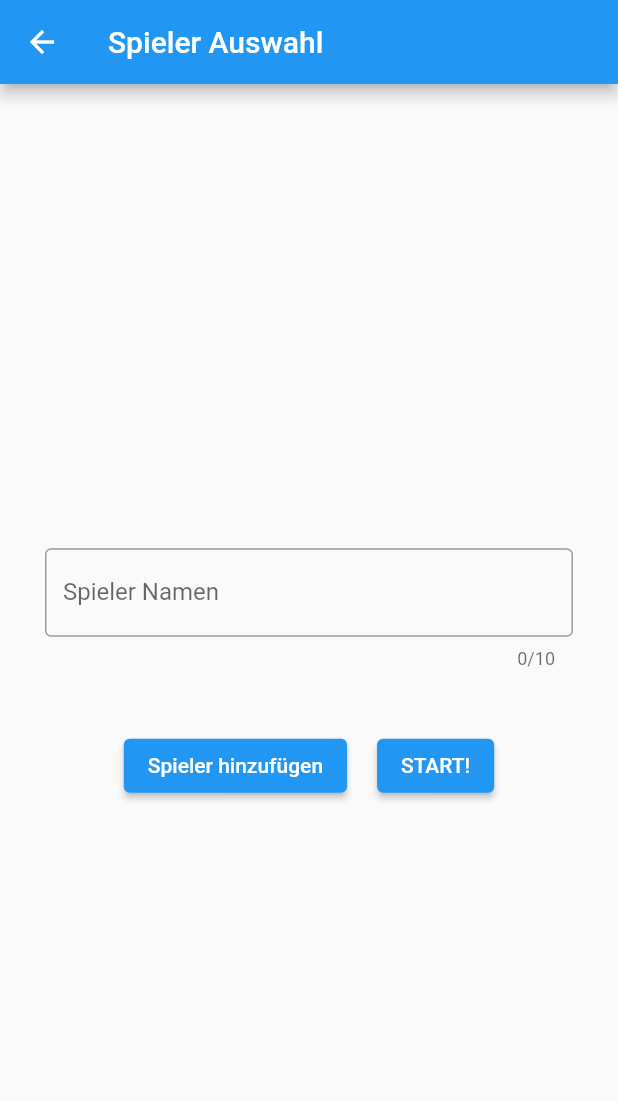
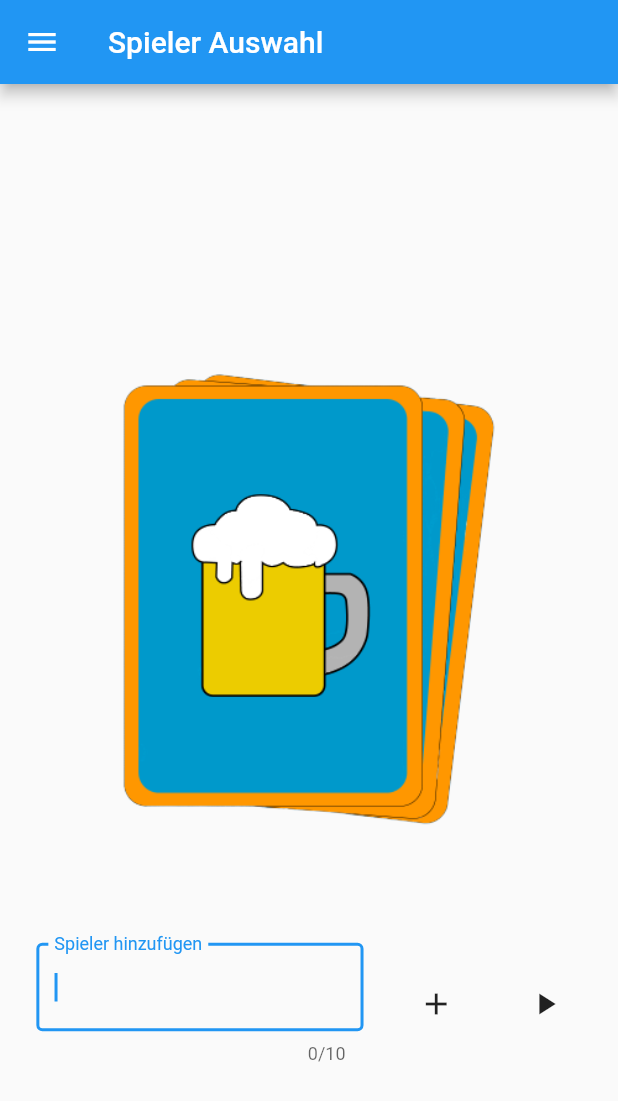
Before and after one commit to dasanten/YourDrinkinggame, a Flutter app: the PlayerInput screen opened directly, on a phone screen of 412 x 824 dp. Shown: the top 1101 px of the screen. Run offline on Flutter 3.47's test engine with Material 2 defaults, Android fonts, the phone set to English and light mode, and no system bars; our stand-ins replace sqflite; accounts and stored records are empty; network calls fail.

Commit message:
changed main menu

```diff
--- a/flutter_frontend/your_drinking_game_app/lib/game/PlayerInput.dart
+++ b/flutter_frontend/your_drinking_game_app/lib/game/PlayerInput.dart
@@ -1,4 +1,5 @@
 import 'package:flutter/material.dart';
+import 'package:your_drinking_game_app/cardSetsView/CardSetsTabView.dart';
 
 import 'CardDisplay.dart';
 
@@ -30,24 +31,66 @@ class _PlayerInputState extends State<PlayerInput> {
       appBar: AppBar(
         title: const Text("Spieler Auswahl"),
       ),
+      drawer: Drawer(
+        child: Column(
+          children: [
+            DrawerHeader(
+              child: Image.asset(
+              'assets/images/logoTransparent.jpg',
+              ),
+            ),
+            ListTile(
+              title: const Text("Kartensets"),
+              trailing: const Icon(Icons.folder),
+              onTap: () => Navigator.push(
+                context,
+                MaterialPageRoute(
+                builder: (context) => CardSetsTabView()),
+              ),
+            ),
+            ListTile(
+              title: const Text("Feedback !IN DEVELOPMENT!"),
+              trailing: const Icon(Icons.note),
+              onTap: () {}
+            ),
+            ListTile(
+              title: const Text("Optionen !IN DEVELOPMENT!"),
+              trailing: const Icon(Icons.settings),
+              onTap: () {}
+            ),
+          ],
+        ),
+      ),
       body: Builder(
         builder: (context) => Center(
           child: Column(
             mainAxisAlignment: MainAxisAlignment.center,
             children: [
-              Container(
+              Expanded(
+                flex: 2,
+                child:  Image.asset(
+                'assets/images/logoTransparent.jpg',
+                ),
+              ),
+              Flexible(
                 child: playerChips(),
               ),
-              Container(
-                padding: const EdgeInsets.all(30.0),
+              Center(
+                child: Row(
+                  mainAxisAlignment: MainAxisAlignment.center,
+                  children: [
+                    const Spacer(),
+                    Flexible(
+                      flex: 9,
                       child: TextFormField(
                       decoration: const InputDecoration(
-                    labelText: 'Spieler Namen',
+                        labelText: 'Spieler hinzufügen',
                         border: OutlineInputBorder(),
                       ),
                       controller: _controller,
                       maxLength: 10,
-                  textInputAction: TextInputAction.done,
+                      autofocus: true,
+                      textInputAction: TextInputAction.next,
                       focusNode: _playerInputField,
                       onFieldSubmitted: (value) {
                         _playerInputField.requestFocus();
@@ -55,24 +98,24 @@ class _PlayerInputState extends State<PlayerInput> {
                       },
                     ),
                     ),
-              Center(
-                child: Row(
-                  mainAxisAlignment: MainAxisAlignment.center,
-                  children: [
-                    Container(
-                      padding: const EdgeInsets.all(10),
-                      child: ElevatedButton(
+                    const Spacer(),
+                    Expanded(
+                      flex: 2,
+                      child: IconButton(
                         onPressed: addPlayer,
-                        child: const Text("Spieler hinzufügen"),
+                        icon: const Icon(Icons.add),
                       ),
                     ),
-                    Container(
-                      padding: const EdgeInsets.all(10),
-                      child: ElevatedButton(
+                    const Spacer(),
+                    Expanded(
+                      flex: 2,
+                      child: IconButton(
                         onPressed: () => startGame(context),
-                        child: const Text('START!'),
+                        icon: const Icon(Icons.play_arrow),
+
                       ),
                     ),
+                    const Spacer(),
                   ],
                 ),
               ),
--- a/flutter_frontend/your_drinking_game_app/lib/main.dart
+++ b/flutter_frontend/your_drinking_game_app/lib/main.dart
@@ -44,7 +44,7 @@ class MyApp extends StatelessWidget {
   Widget build(BuildContext context) {
     return MaterialApp(
       title: 'Dein Trinkspiel',
-      home: Menu(),
+      home: PlayerInput(),
       routes: {
         CardDisplay.routeName: (context) => CardDisplay(),
         LocalCardForm.routeName: (context) => LocalCardForm(),
```
Lines whose indentation alone changed are shown as unchanged.
